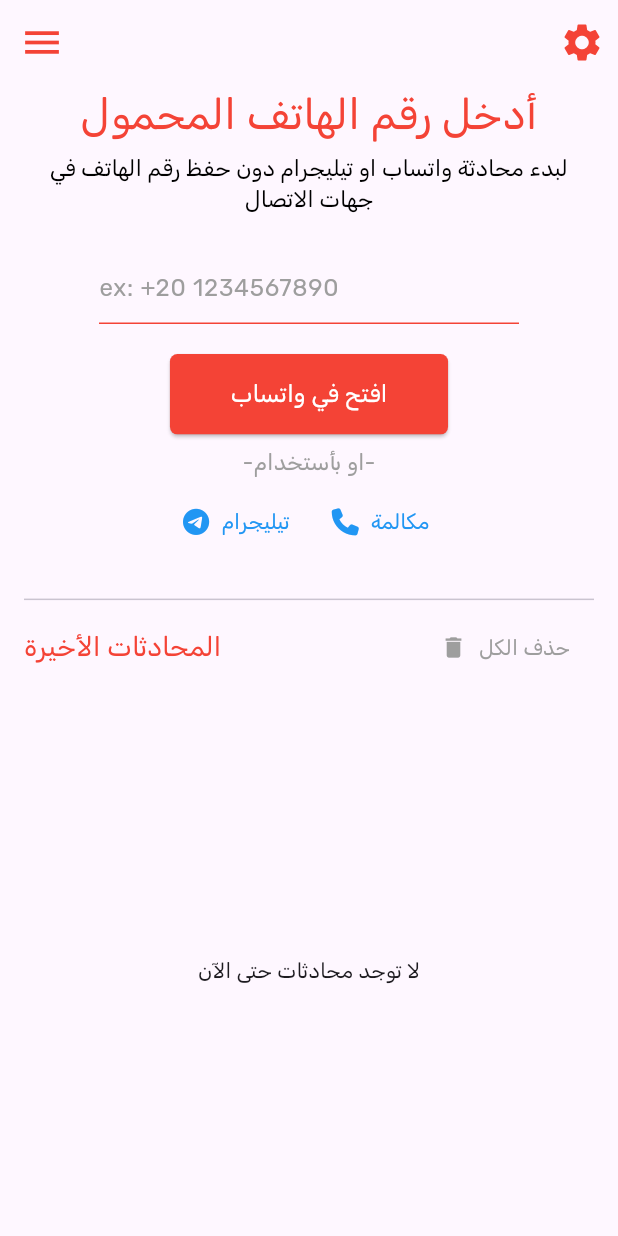
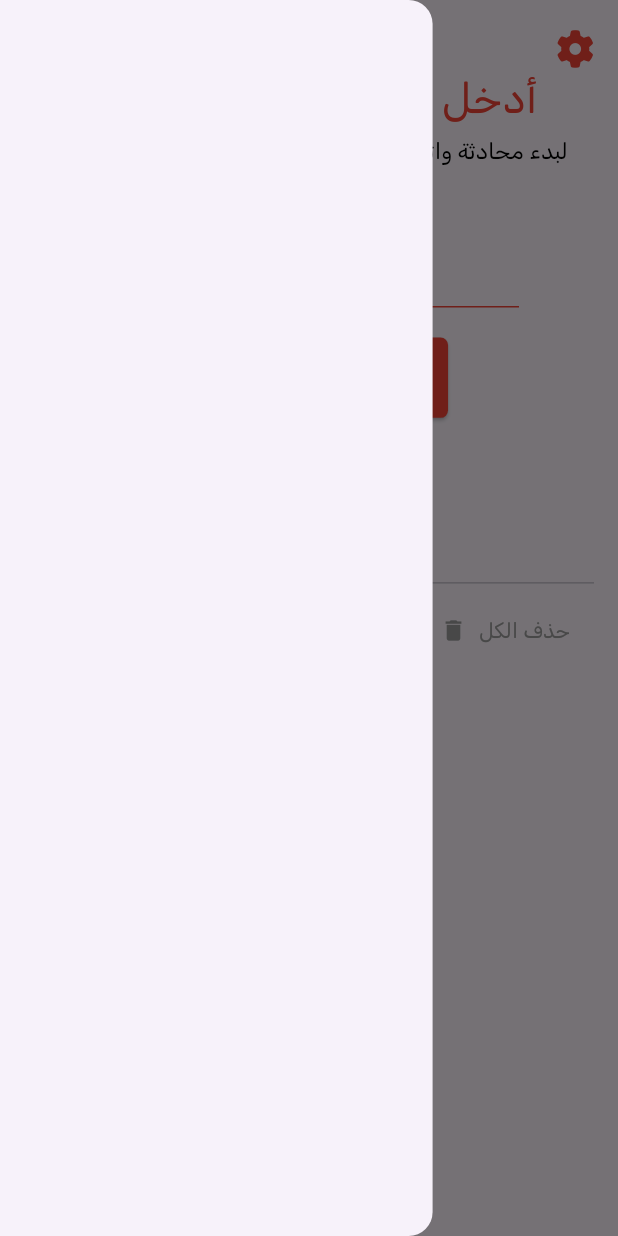
Before and after one commit to aliabdelnaby/one-tap, a Flutter app: the screen it shows after launch, with the side drawer open (before the commit the screen has no drawer), on a phone screen of 412 x 824 dp. Run offline on Flutter 3.47's test engine with Material 3 defaults, Android fonts, the phone set to English and light mode, and no system bars; our stand-ins replace easy_localization, flutter_bloc, fluttertoast, font_awesome_flutter, go_router, hive_flutter; accounts and stored records are empty.

Commit message:
create drawer and custom app bar

```diff
--- a/lib/features/home/cubits/home_cubit/home_cubit.dart
+++ b/lib/features/home/cubits/home_cubit/home_cubit.dart
@@ -14,6 +14,7 @@
   HomeCubit() : super(HomeInitial());
 
   GlobalKey<FormState> phoneFormKey = GlobalKey();
+  GlobalKey<ScaffoldState> scaffoldHomekey = GlobalKey();
   TextEditingController phoneController = TextEditingController();
   String? phone;
   AutovalidateMode autovalidateMode = AutovalidateMode.disabled;
@@ -104,7 +105,7 @@
   }
 
   Future<void> makeCall({required String phone}) async {
-     var phoneNumber = phone; //+201xx enter like this
+    var phoneNumber = phone; //+201xx enter like this
     final call = Uri.parse('tel:$phoneNumber');
     if (await canLaunchUrl(call)) {
       launchUrl(call);
@@ -113,13 +114,5 @@
     }
   }
 
-  // Future<void> sendSMS({required String phone}) async {
-  //  var phoneNumber = phone; //+201xx enter like this
-  //  final url = Uri.parse('sms:$phoneNumber');
-  //   if (await canLaunchUrl(url)) {
-  //     await canLaunchUrl(url);
-  //   } else {
-  //    showToast("Could not lanch $url", AppColors.primaryColor);
-  //   }
-  // }
+
 }
--- a/lib/features/home/presentation/views/home_view.dart
+++ b/lib/features/home/presentation/views/home_view.dart
@@ -1,5 +1,7 @@
 import 'package:flutter/material.dart';
-import '../../../../core/functions/navigation.dart';
+import 'package:flutter_bloc/flutter_bloc.dart';
+import 'package:one_tap/features/home/cubits/home_cubit/home_cubit.dart';
+import 'package:one_tap/features/home/presentation/widgets/custom_drawer.dart';
 import '../widgets/home_view_body.dart';
 
 class HomeView extends StatelessWidget {
@@ -7,34 +9,11 @@
 
   @override
   Widget build(BuildContext context) {
-    return Scaffold(
-      appBar: _buildAppBar(context),
-      body: const HomeViewBody(),
-    );
-  }
-
-  AppBar _buildAppBar(BuildContext context) {
-    return AppBar(
-      elevation: 0,
-      actions: [
-        IconButton(
-          onPressed: () {
-            customNavigate(context, "/settingsView");
-          },
-          icon: const Icon(
-            Icons.settings,
-            size: 30,
-            color: Colors.red,
-          ),
-        ),
-      ],
-      leading: IconButton(
-        onPressed: () {},
-        icon: const Icon(
-          Icons.menu,
-          size: 30,
-          color: Colors.red,
-        ),
+    return SafeArea(
+      child: Scaffold(
+        key: BlocProvider.of<HomeCubit>(context).scaffoldHomekey,
+        drawer: const CustomDrawer(),
+        body: const HomeViewBody(),
       ),
     );
   }
--- /dev/null
+++ b/lib/features/home/presentation/widgets/custom_drawer.dart
@@ -0,0 +1,15 @@
+import 'package:flutter/material.dart';
+
+class CustomDrawer extends StatelessWidget {
+  const CustomDrawer({
+    super.key,
+  });
+
+  @override
+  Widget build(BuildContext context) {
+    return Drawer(
+      width: MediaQuery.of(context).size.width * 0.7,
+      elevation: 0,
+    );
+  }
+}
--- a/lib/features/home/presentation/widgets/custom_enter_mobile_nember_and_open_tele_whatsapp.dart
+++ b/lib/features/home/presentation/widgets/custom_enter_mobile_nember_and_open_tele_whatsapp.dart
@@ -9,15 +9,15 @@
 import 'custom_btn.dart';
 import 'custom_text_field.dart';
 
-class EnterMobileNumberSection extends StatefulWidget {
-  const EnterMobileNumberSection({super.key});
+class EnterMobileNumberWidgets extends StatefulWidget {
+  const EnterMobileNumberWidgets({super.key});
 
   @override
-  State<EnterMobileNumberSection> createState() =>
-      _EnterMobileNumberSectionState();
+  State<EnterMobileNumberWidgets> createState() =>
+      _EnterMobileNumberWidgetsState();
 }
 
-class _EnterMobileNumberSectionState extends State<EnterMobileNumberSection> {
+class _EnterMobileNumberWidgetsState extends State<EnterMobileNumberWidgets> {
   @override
   Widget build(BuildContext context) {
     final cubit = BlocProvider.of<HomeCubit>(context);
--- /dev/null
+++ b/lib/features/home/presentation/widgets/custom_home_app_bar.dart
@@ -0,0 +1,44 @@
+
+import 'package:flutter/material.dart';
+import 'package:font_awesome_flutter/font_awesome_flutter.dart';
+import 'package:one_tap/core/functions/navigation.dart';
+import 'package:one_tap/core/utils/app_colors.dart';
+import 'package:one_tap/features/home/cubits/home_cubit/home_cubit.dart';
+
+class CustomHomeAppBar extends StatelessWidget {
+  const CustomHomeAppBar({
+    super.key,
+    required this.cubit,
+  });
+
+  final HomeCubit cubit;
+
+  @override
+  Widget build(BuildContext context) {
+    return Row(
+      mainAxisAlignment: MainAxisAlignment.spaceBetween,
+      children: [
+        GestureDetector(
+          onTap: () {
+            cubit.scaffoldHomekey.currentState!.openDrawer();
+          },
+          child: Icon(
+            FontAwesomeIcons.bars,
+            color: AppColors.primaryColor,
+            size: 25,
+          ),
+        ),
+        GestureDetector(
+          onTap: () {
+            customNavigate(context, "/settingsView");
+          },
+          child: Icon(
+            FontAwesomeIcons.gear,
+            color: AppColors.primaryColor,
+            size: 25,
+          ),
+        ),
+      ],
+    );
+  }
+}
--- /dev/null
+++ b/lib/features/home/presentation/widgets/enter_mobile_number_section.dart
@@ -0,0 +1,37 @@
+
+import 'package:flutter/material.dart';
+import 'package:flutter_bloc/flutter_bloc.dart';
+import 'package:one_tap/core/functions/custom_snack_bar.dart';
+import 'package:one_tap/core/utils/app_colors.dart';
+import 'package:one_tap/features/home/cubits/home_cubit/home_cubit.dart';
+import 'package:one_tap/features/home/cubits/home_cubit/home_state.dart';
+import 'package:one_tap/features/home/presentation/widgets/custom_enter_mobile_nember_and_open_tele_whatsapp.dart';
+
+class EnterMobileNumberSection extends StatelessWidget {
+  const EnterMobileNumberSection({
+    super.key,
+    required this.cubit,
+  });
+
+  final HomeCubit cubit;
+
+  @override
+  Widget build(BuildContext context) {
+    return BlocConsumer<HomeCubit, HomeState>(
+      listener: (context, state) {
+        if (state is AddContactFailure) {
+          customSnackBar(
+            context,
+            state.errMessage,
+            AppColors.primaryColor,
+          );
+        } else if (state is AddContactSuccess) {
+          cubit.fetchAllContacts();
+        }
+      },
+      builder: (context, state) {
+        return const EnterMobileNumberWidgets();
+      },
+    );
+  }
+}
--- a/lib/features/home/presentation/widgets/home_view_body.dart
+++ b/lib/features/home/presentation/widgets/home_view_body.dart
@@ -1,12 +1,10 @@
 import 'package:flutter/material.dart';
 import 'package:flutter_bloc/flutter_bloc.dart';
-import 'package:one_tap/core/functions/custom_snack_bar.dart';
+import 'package:one_tap/features/home/presentation/widgets/custom_home_app_bar.dart';
+import 'package:one_tap/features/home/presentation/widgets/enter_mobile_number_section.dart';
 import 'package:one_tap/features/home/presentation/widgets/recent_conversation_bar.dart';
-import '../../../../core/utils/app_colors.dart';
 import '../../cubits/home_cubit/home_cubit.dart';
-import '../../cubits/home_cubit/home_state.dart';
 import 'contact_list_view.dart';
-import 'custom_enter_mobile_nember_and_open_tele_whatsapp.dart';
 
 class HomeViewBody extends StatelessWidget {
   const HomeViewBody({super.key});
@@ -15,26 +13,13 @@
   Widget build(BuildContext context) {
     final cubit = BlocProvider.of<HomeCubit>(context);
     return Padding(
-      padding: const EdgeInsets.symmetric(horizontal: 16.0),
+      padding: const EdgeInsets.symmetric(horizontal: 16),
       child: Column(
         crossAxisAlignment: CrossAxisAlignment.start,
         children: [
-          BlocConsumer<HomeCubit, HomeState>(
-            listener: (context, state) {
-              if (state is AddContactFailure) {
-                customSnackBar(
-                  context,
-                  state.errMessage,
-                  AppColors.primaryColor,
-                );
-              } else if (state is AddContactSuccess) {
-                cubit.fetchAllContacts();
-              }
-            },
-            builder: (context, state) {
-              return const EnterMobileNumberSection();
-            },
-          ),
+          const SizedBox(height: 20),
+          CustomHomeAppBar(cubit: cubit),
+          EnterMobileNumberSection(cubit: cubit),
           const SizedBox(height: 20),
           const Divider(),
           CustomRecentConversationBar(cubit: cubit),
```
